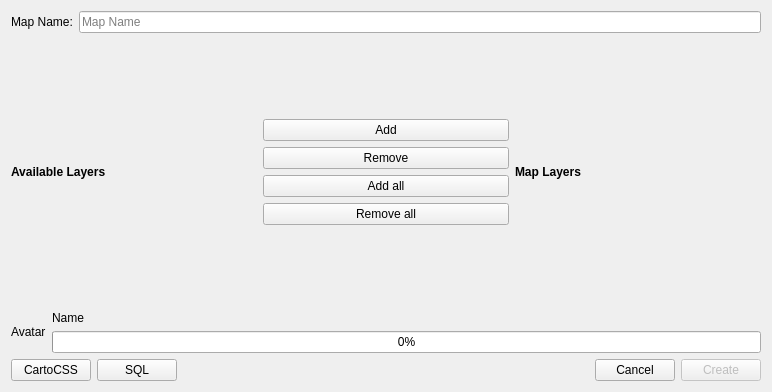
Above: ui/CreateViz.ui from gkudos/qgis-cartodb before the change. Below: the same form after it.
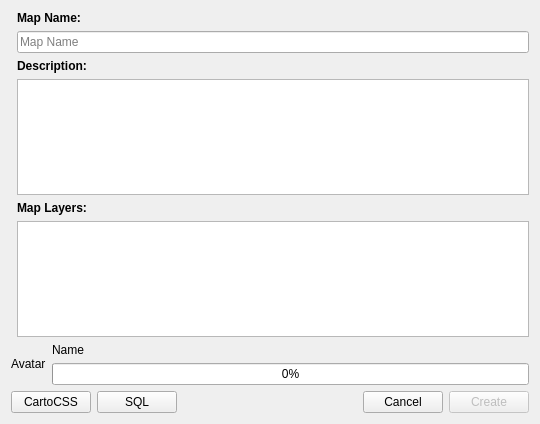
That is the form after the change.

Commit message:
Enhancements ============================================ * Create maps without select layers.
Fixes
============================================
* Fix order layer in maps.

```diff
--- a/ui/CreateViz.ui
+++ b/ui/CreateViz.ui
@@ -6,8 +6,8 @@
    <rect>
     <x>0</x>
     <y>0</y>
-    <width>772</width>
-    <height>392</height>
+    <width>540</width>
+    <height>424</height>
    </rect>
   </property>
   <property name="windowTitle">
@@ -15,133 +15,70 @@
   </property>
   <layout class="QVBoxLayout" name="verticalLayout">
    <item>
-    <layout class="QHBoxLayout" name="mapNameLayout">
-     <item>
+    <layout class="QFormLayout" name="mapDataLayout">
+     <property name="fieldGrowthPolicy">
+      <enum>QFormLayout::AllNonFixedFieldsGrow</enum>
+     </property>
+     <item row="1" column="1">
       <widget class="QLabel" name="mapNameLB">
+       <property name="font">
+        <font>
+         <weight>75</weight>
+         <bold>true</bold>
+        </font>
+       </property>
        <property name="text">
         <string>Map Name:</string>
        </property>
       </widget>
      </item>
-     <item>
+     <item row="2" column="1">
       <widget class="QLineEdit" name="mapNameTX">
        <property name="placeholderText">
         <string>Map Name</string>
        </property>
       </widget>
      </item>
+     <item row="3" column="1">
+      <widget class="QLabel" name="label">
+       <property name="font">
+        <font>
+         <weight>75</weight>
+         <bold>true</bold>
+        </font>
+       </property>
+       <property name="text">
+        <string>Description:</string>
+       </property>
+      </widget>
+     </item>
+     <item row="4" column="1">
+      <widget class="QTextEdit" name="descriptionTX"/>
+     </item>
+     <item row="5" column="1">
+      <widget class="QLabel" name="availableLB">
+       <property name="font">
+        <font>
+         <weight>75</weight>
+         <bold>true</bold>
+        </font>
+       </property>
+       <property name="text">
+        <string>Map Layers:</string>
+       </property>
+      </widget>
+     </item>
+     <item row="6" column="1">
+      <widget class="QListWidget" name="availableList">
+       <property name="selectionMode">
+        <enum>QAbstractItemView::NoSelection</enum>
+       </property>
+      </widget>
+     </item>
     </layout>
    </item>
    <item>
-    <layout class="QHBoxLayout" name="listsLayout">
-     <item>
-      <layout class="QVBoxLayout" name="availableLayout">
-       <item>
-        <widget class="QLabel" name="availableLB">
-         <property name="font">
-          <font>
-           <weight>75</weight>
-           <bold>true</bold>
-          </font>
-         </property>
-         <property name="text">
-          <string>Available Layers</string>
-         </property>
-        </widget>
-       </item>
-      </layout>
-     </item>
-     <item>
-      <layout class="QGridLayout" name="gridLayout" columnstretch="0">
-       <property name="sizeConstraint">
-        <enum>QLayout::SetMinimumSize</enum>
-       </property>
-       <item row="3" column="0">
-        <widget class="QPushButton" name="addAllBT">
-         <property name="text">
-          <string>Add all</string>
-         </property>
-         <property name="autoDefault">
-          <bool>true</bool>
-         </property>
-        </widget>
-       </item>
-       <item row="5" column="0">
-        <spacer name="bottomSpacer">
-         <property name="orientation">
-          <enum>Qt::Vertical</enum>
-         </property>
-         <property name="sizeHint" stdset="0">
-          <size>
-           <width>20</width>
-           <height>40</height>
-          </size>
-         </property>
-        </spacer>
-       </item>
-       <item row="0" column="0">
-        <spacer name="topSpacer">
-         <property name="orientation">
-          <enum>Qt::Vertical</enum>
-         </property>
-         <property name="sizeHint" stdset="0">
-          <size>
-           <width>20</width>
-           <height>40</height>
-          </size>
-         </property>
-        </spacer>
-       </item>
-       <item row="4" column="0">
-        <widget class="QPushButton" name="removeAllBT">
-         <property name="text">
-          <string>Remove all</string>
-         </property>
-         <property name="autoDefault">
-          <bool>true</bool>
-         </property>
-        </widget>
-       </item>
-       <item row="2" column="0">
-        <widget class="QPushButton" name="removeBT">
-         <property name="text">
-          <string>Remove</string>
-         </property>
-         <property name="autoDefault">
-          <bool>true</bool>
-         </property>
-        </widget>
-       </item>
-       <item row="1" column="0">
-        <widget class="QPushButton" name="addBT">
-         <property name="text">
-          <string>Add</string>
-         </property>
-         <property name="autoDefault">
-          <bool>true</bool>
-         </property>
-        </widget>
-       </item>
-      </layout>
-     </item>
-     <item>
-      <layout class="QVBoxLayout" name="mapLayout">
-       <item>
-        <widget class="QLabel" name="mapLB">
-         <property name="font">
-          <font>
-           <weight>75</weight>
-           <bold>true</bold>
-          </font>
-         </property>
-         <property name="text">
-          <string>Map Layers</string>
-         </property>
-        </widget>
-       </item>
-      </layout>
-     </item>
-    </layout>
+    <layout class="QVBoxLayout" name="availableLayout"/>
    </item>
    <item>
     <layout class="QHBoxLayout" name="userLayout">
```
Left out of the diff: 2 changed lines with no effect on the pictures. The commit also changes 7 other files.
